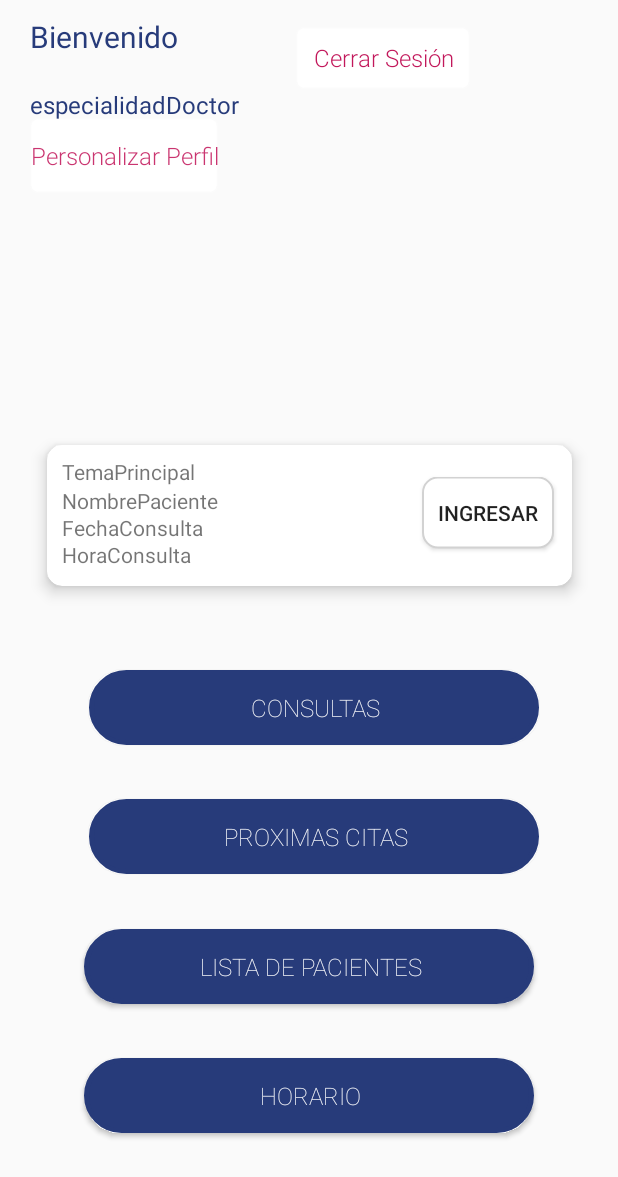
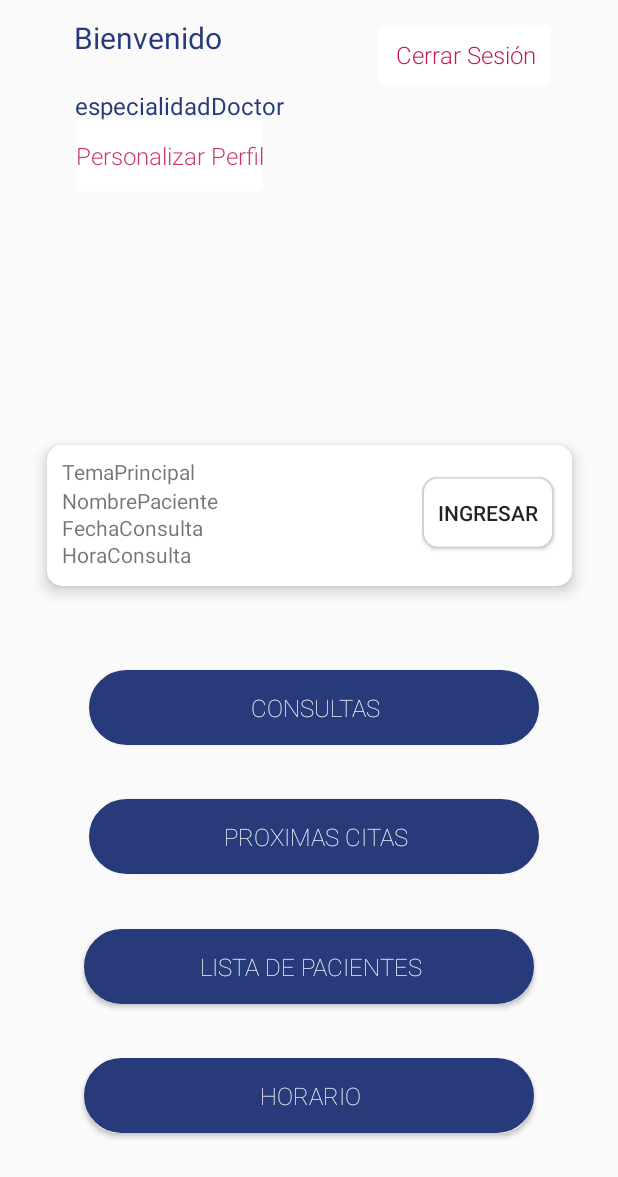
Before and after one commit to alx08/MedAPP, an Android app: the MainActivityVenPrincipalDoc screen opened directly, with no data from a screen before it, on a phone screen of 412 x 824 dp. Shown: the top 1177 px of the screen. Run offline under Robolectric (Android 15) with nearby library versions, the phone set to English and light mode, and no system bars; our stand-ins replace Firebase (no records; nobody signed in at launch, a user with empty details on screens opened directly).

Commit message:
Se agregó cambios

```diff
--- a/app/src/main/res/layout/activity_main_ven_principal.xml
+++ b/app/src/main/res/layout/activity_main_ven_principal.xml
@@ -72,10 +72,9 @@
         android:id="@+id/btnCerrarSesion"
         android:layout_width="116dp"
         android:layout_height="41dp"
-        android:layout_marginStart="134dp"
-        android:layout_marginLeft="134dp"
-        android:layout_marginTop="18dp"
-        android:layout_marginBottom="218dp"
+        android:layout_marginTop="16dp"
+        android:layout_marginEnd="44dp"
+        android:layout_marginRight="44dp"
         android:background="@drawable/boton"
         android:fontFamily="sans-serif-light"
         android:text="Cerrar Sesión"
@@ -83,12 +82,8 @@
         android:textColor="#C2185B"
         android:textSize="16sp"
         app:backgroundTint="@color/white"
-        app:layout_constraintBottom_toTopOf="@+id/cardView5"
         app:layout_constraintEnd_toEndOf="parent"
-        app:layout_constraintHorizontal_bias="0.272"
-        app:layout_constraintStart_toEndOf="@+id/txtNombreDoctor"
-        app:layout_constraintTop_toTopOf="parent"
-        app:layout_constraintVertical_bias="0.0" />
+        app:layout_constraintTop_toTopOf="parent" />
 
     <Button
         android:id="@+id/CrearCita"
@@ -166,10 +161,41 @@
         app:layout_constraintBottom_toBottomOf="parent"
 
         app:layout_constraintEnd_toEndOf="parent"
-        app:layout_constraintHorizontal_bias="0.07"
+        app:layout_constraintHorizontal_bias="0.175"
         app:layout_constraintStart_toStartOf="parent"
         app:layout_constraintTop_toTopOf="parent"
         app:layout_constraintVertical_bias="0.102" />
+
+    <TextView
+        android:id="@+id/textView31"
+        android:layout_width="wrap_content"
+        android:layout_height="wrap_content"
+        android:fontFamily="sans-serif-thin"
+        android:text="Bienvenido"
+        android:textColor="@color/logincolor"
+        android:textSize="20sp"
+        android:textStyle="bold"
+        app:layout_constraintBottom_toBottomOf="parent"
+        app:layout_constraintEnd_toEndOf="parent"
+        app:layout_constraintHorizontal_bias="0.158"
+        app:layout_constraintStart_toStartOf="parent"
+        app:layout_constraintTop_toTopOf="parent"
+        app:layout_constraintVertical_bias="0.014" />
+
+    <TextView
+        android:id="@+id/txtNombreDoctor"
+        android:layout_width="wrap_content"
+        android:layout_height="wrap_content"
+        android:fontFamily="sans-serif-light"
+        android:text="nombreDoctor"
+        android:textColor="@color/logincolor"
+        android:textSize="16sp"
+        app:layout_constraintBottom_toBottomOf="parent"
+        app:layout_constraintEnd_toEndOf="parent"
+        app:layout_constraintHorizontal_bias="0.161"
+        app:layout_constraintStart_toStartOf="parent"
+        app:layout_constraintTop_toTopOf="parent"
+        app:layout_constraintVertical_bias="0.048" />
 
     <TextView
         android:id="@+id/txtEspecialidad"
@@ -183,41 +209,10 @@
         android:typeface="sans"
         app:layout_constraintBottom_toBottomOf="parent"
         app:layout_constraintEnd_toEndOf="parent"
-        app:layout_constraintHorizontal_bias="0.074"
+        app:layout_constraintHorizontal_bias="0.184"
         app:layout_constraintStart_toStartOf="parent"
         app:layout_constraintTop_toTopOf="parent"
-        app:layout_constraintVertical_bias="0.073" />
-
-    <TextView
-        android:id="@+id/textView31"
-        android:layout_width="wrap_content"
-        android:layout_height="wrap_content"
-        android:fontFamily="sans-serif-thin"
-        android:text="Bienvenido"
-        android:textColor="@color/logincolor"
-        android:textSize="20sp"
-        android:textStyle="bold"
-        app:layout_constraintBottom_toBottomOf="parent"
-        app:layout_constraintEnd_toEndOf="parent"
-        app:layout_constraintHorizontal_bias="0.064"
-        app:layout_constraintStart_toStartOf="parent"
-        app:layout_constraintTop_toTopOf="parent"
-        app:layout_constraintVertical_bias="0.013" />
-
-    <TextView
-        android:id="@+id/txtNombreDoctor"
-        android:layout_width="wrap_content"
-        android:layout_height="wrap_content"
-        android:fontFamily="sans-serif-light"
-        android:text="nombreDoctor"
-        android:textColor="@color/logincolor"
-        android:textSize="16sp"
-        app:layout_constraintBottom_toBottomOf="parent"
-        app:layout_constraintEnd_toEndOf="parent"
-        app:layout_constraintHorizontal_bias="0.065"
-        app:layout_constraintStart_toStartOf="parent"
-        app:layout_constraintTop_toTopOf="parent"
-        app:layout_constraintVertical_bias="0.047" />
+        app:layout_constraintVertical_bias="0.074" />
 
     <Button
         android:id="@+id/button"
```
